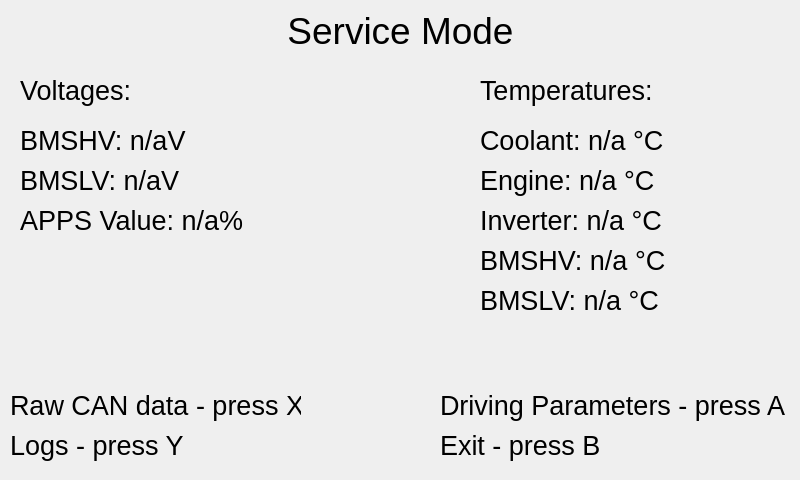
First picture: the form in Dash/servicemode.ui, repository PUT-Motorsport/PUTM_EV_DASH_SOFTWARE_2022, before the edit.
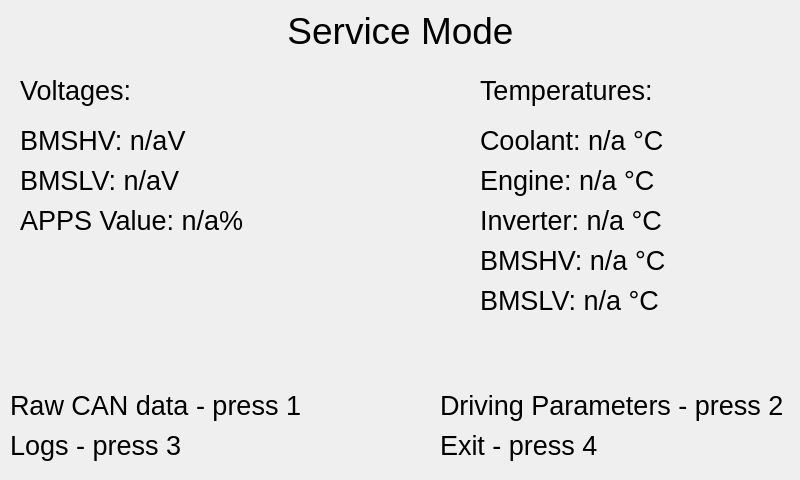
Second picture: the form after the edit.

The edit to the form file:
```diff
--- a/Dash/servicemode.ui
+++ b/Dash/servicemode.ui
@@ -49,7 +49,7 @@
     </font>
    </property>
    <property name="text">
-    <string>Raw CAN data - press X</string>
+    <string>Raw CAN data - press 1</string>
    </property>
   </widget>
   <widget class="QLabel" name="hint1">
@@ -67,7 +67,7 @@
     </font>
    </property>
    <property name="text">
-    <string>Logs - press Y</string>
+    <string>Logs - press 3</string>
    </property>
   </widget>
   <widget class="QLabel" name="hint3">
@@ -85,7 +85,7 @@
     </font>
    </property>
    <property name="text">
-    <string>Driving Parameters - press A</string>
+    <string>Driving Parameters - press 2</string>
    </property>
   </widget>
   <widget class="QLabel" name="hint4">
@@ -103,7 +103,7 @@
     </font>
    </property>
    <property name="text">
-    <string>Exit - press B</string>
+    <string>Exit - press 4</string>
    </property>
   </widget>
   <widget class="QLabel" name="subtitle2">
```
